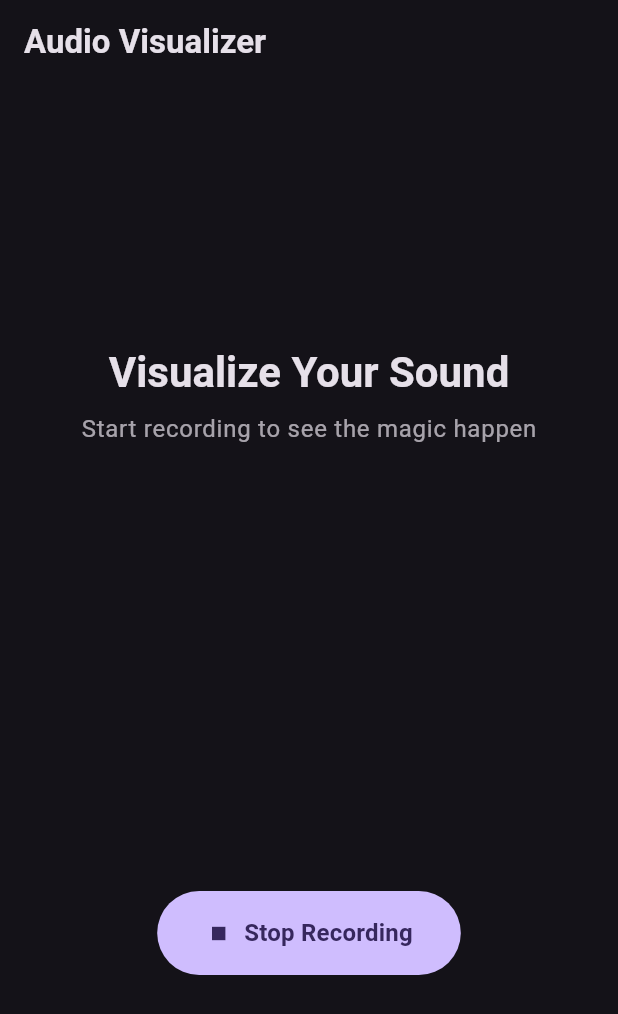
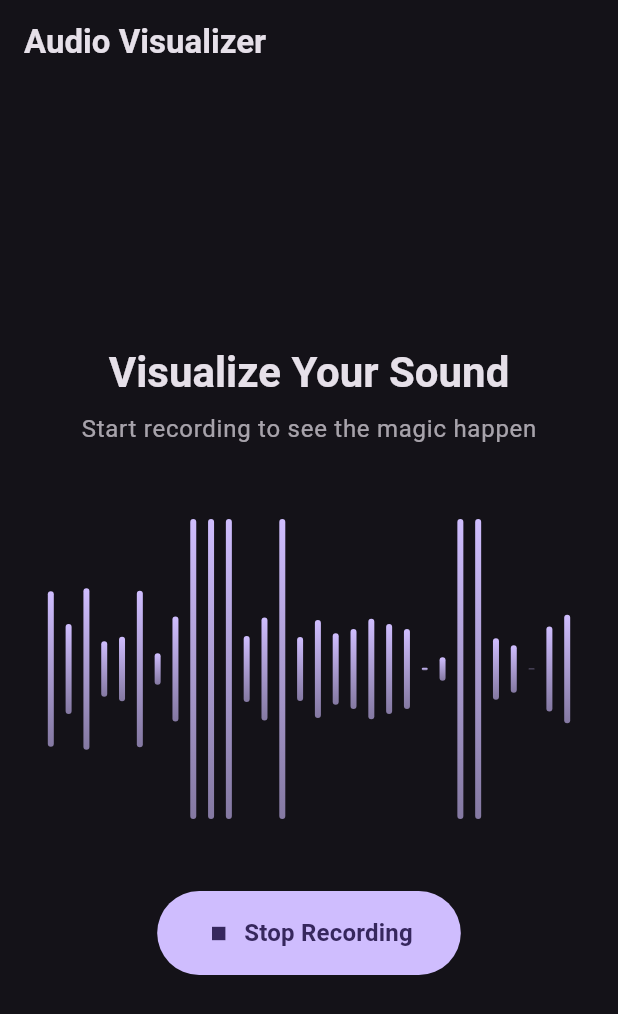
Before and after one commit to Djsmk123/waveform_fft, a Flutter app: the screen it shows after launch, after a tap on "Start Recording", on a phone screen of 412 x 824 dp. Shown: the top 1014 px of the screen. Run offline on Flutter 3.47's test engine with Material 3 defaults, Android fonts, the phone set to English and light mode, and no system bars; drawn by our look-alikes of fl_chart; missing offline and left inert: fftea, flutter_audio_capture.

Commit message:
Enhance waveform widget with dynamic data handling and random generation
- Add support for empty data scenarios in waveform widget
- Implement random value generation when no data is available
- Improve color alpha conversion for gradient
- Import Random library for dynamic value generation
- Add library directive to main.dart

```diff
--- a/example/lib/main.dart
+++ b/example/lib/main.dart
@@ -9,6 +9,7 @@
 /// - Permission handling for microphone access
 ///
 /// See the README.md for more details on setup and customization options.
+library;
 
 import 'dart:ui';
 
--- a/lib/src/widgets/waveform_widget.dart
+++ b/lib/src/widgets/waveform_widget.dart
@@ -1,4 +1,5 @@
 import 'dart:async';
+import 'dart:math';
 import 'package:fl_chart/fl_chart.dart';
 import 'package:flutter/material.dart';
 import 'package:waveform_fft/src/models/waveform_spectrum.dart';
@@ -34,34 +35,31 @@ class _WaveFormWidgetEqState extends State<WaveFormWidgetEq>
   late List<double> animatedValues;
   late AnimationController _controller;
   late Timer _timer;
+  final Random _random = Random();
 
   @override
   void initState() {
     super.initState();
 
-    // Initialize with default values
-    animatedValues = List.generate(
-      widget.data.length,
-      (index) => widget.data[index].value,
-    );
+    animatedValues =
+        widget.data.isNotEmpty
+            ? widget.data.map((e) => e.value).toList()
+            : List.generate(30, (_) => _random.nextDouble() * 50 - 25);
 
-    // Animation Controller
     _controller = AnimationController(
       vsync: this,
       duration: widget.animationDuration,
     )..repeat(reverse: true);
 
-    // Simulating real-time frequency updates
     _timer = Timer.periodic(widget.updateInterval, (timer) {
-      if (widget.data.isEmpty) return; // Guard against empty data
-
       setState(() {
-        // Shift bars left (looping effect)
         if (animatedValues.isNotEmpty) {
           animatedValues.removeAt(0);
         }
         animatedValues.add(
-          widget.data[(timer.tick % widget.data.length)].value,
+          widget.data.isNotEmpty
+              ? widget.data[(timer.tick % widget.data.length)].value
+              : _random.nextDouble() * 50 - 25,
         );
       });
     });
@@ -96,7 +94,7 @@ class _WaveFormWidgetEqState extends State<WaveFormWidgetEq>
                   end: Alignment.bottomCenter,
                   colors: [
                     widget.barColor,
-                    widget.barColor.withValues(alpha: widget.barAlpha),
+                    widget.barColor.withAlpha((widget.barAlpha * 255).toInt()),
                   ],
                 ),
                 toY: 3 * value.abs() * (1 - (value / (value + 15))),
```
